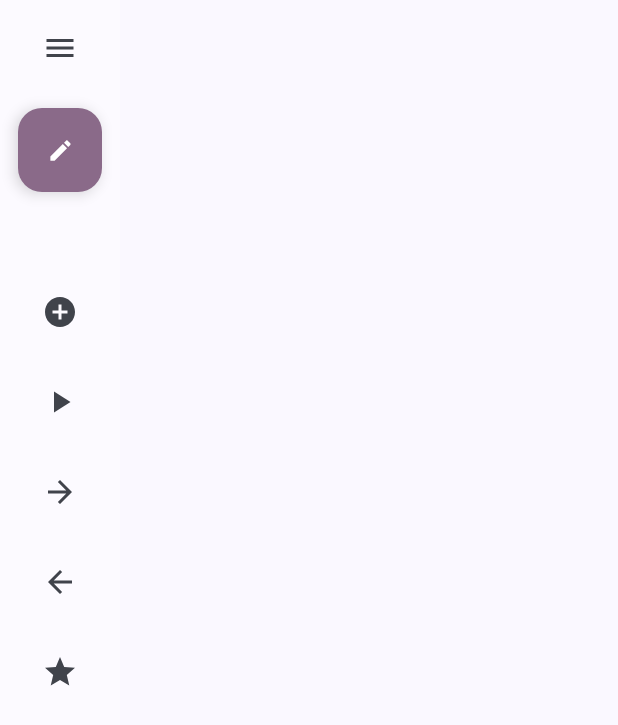
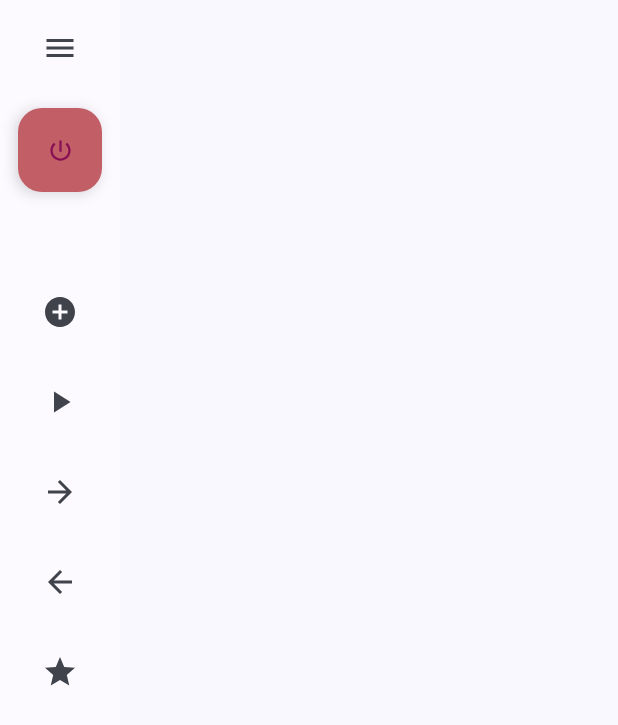
Before and after one commit to arutemu/pedalboard, an Android app built with Jetpack Compose: the composable PedalboardNavigationRail called with empty values, on a phone screen of 412 x 824 dp. Shown: the top 725 px of the screen. Run offline under Robolectric (Android 15) with nearby library versions, the phone set to English and light mode, and no system bars; 8 statements that could not run were skipped.

Commit message:
Changes: - added color change and icon on FAB - also f*cked up text colors on Plugin Cards

```diff
--- a/app/src/main/java/com/mukuro/pedalboard/ui/navigation/PedalboardNavigationActions.kt
+++ b/app/src/main/java/com/mukuro/pedalboard/ui/navigation/PedalboardNavigationActions.kt
@@ -18,6 +18,7 @@ object PedalboardRoute {
     const val PRESETS = "Presets"
     const val RECORDED = "Recorded"
     const val DRUMS = "Drums"
+    //const val POWER = "Power"
 }
 
 data class PedalboardTopLevelDestination(
--- a/app/src/main/java/com/mukuro/pedalboard/ui/navigation/PedalboardNavigationComponents.kt
+++ b/app/src/main/java/com/mukuro/pedalboard/ui/navigation/PedalboardNavigationComponents.kt
@@ -3,7 +3,9 @@
 // TODO -
 package com.mukuro.pedalboard.ui.navigation
 
+import android.content.res.Resources
 import androidx.activity.compose.BackHandler
+import androidx.compose.animation.animateColorAsState
 import androidx.compose.foundation.background
 import androidx.compose.foundation.layout.Arrangement
 import androidx.compose.foundation.layout.Column
@@ -24,6 +26,8 @@ import androidx.compose.material.icons.Icons
 import androidx.compose.material.icons.filled.Edit
 import androidx.compose.material.icons.filled.Menu
 import androidx.compose.material.icons.filled.MenuOpen
+import androidx.compose.material.icons.filled.Power
+import androidx.compose.material.icons.filled.PowerSettingsNew
 import androidx.compose.material.icons.filled.PushPin
 import androidx.compose.material3.ExperimentalMaterial3Api
 import androidx.compose.material3.ExtendedFloatingActionButton
@@ -46,9 +50,12 @@ import androidx.compose.material3.Text
 import androidx.compose.material3.TopAppBarDefaults
 import androidx.compose.material3.rememberDrawerState
 import androidx.compose.runtime.Composable
+import androidx.compose.runtime.getValue
 import androidx.compose.runtime.mutableStateOf
 import androidx.compose.runtime.remember
 import androidx.compose.runtime.rememberCoroutineScope
+import androidx.compose.runtime.saveable.rememberSaveable
+import androidx.compose.runtime.setValue
 import androidx.compose.ui.Alignment
 import androidx.compose.ui.Modifier
 import androidx.compose.ui.geometry.Rect
@@ -66,6 +73,8 @@ import androidx.compose.ui.unit.LayoutDirection
 import androidx.compose.ui.unit.dp
 import androidx.compose.ui.unit.offset
 import com.mukuro.pedalboard.R
+import com.mukuro.pedalboard.R.color.power_on_FAB
+import com.mukuro.pedalboard.ui.theme.power_off_FAB
 import com.mukuro.pedalboard.ui.utils.PedalboardNavigationContentPosition
 import kotlinx.coroutines.launch
 
@@ -82,6 +91,8 @@ fun PedalboardNavigationRail(
         // May insert header  here // header =
         containerColor = MaterialTheme.colorScheme.inverseOnSurface
     ) {
+        // TODO - connect powerOn to actual engine start
+        var powerOn: Boolean by rememberSaveable { mutableStateOf(false) }
         // TODO remove custom nav rail positioning when NavRail component supports it. ticket : b/232495216
         Layout(
             modifier = Modifier.widthIn(max = 80.dp),
@@ -108,16 +119,19 @@ fun PedalboardNavigationRail(
                             )
                         }
                     )
+                    val fabColor by animateColorAsState(if (powerOn) Color(0xFF5EC281) else Color(0xffc25e66), label = "Power State")
+                    val iconColor by animateColorAsState(if (powerOn) Color(0xcc00643b) else Color(0xff871055), label = "Power State")
                     FloatingActionButton(
-                        onClick = { /*TODO*/ },
+                        onClick = { powerOn = !powerOn },
                         modifier = Modifier.padding(top = 8.dp, bottom = 32.dp),
-                        containerColor = MaterialTheme.colorScheme.tertiaryContainer,
+                        containerColor = fabColor, //MaterialTheme.colorScheme.tertiaryContainer,
                         contentColor = MaterialTheme.colorScheme.onTertiaryContainer
                     ) {
                         Icon(
-                            imageVector = Icons.Default.Edit,
-                            contentDescription = stringResource(id = R.string.edit),
-                            modifier = Modifier.size(18.dp)
+                            imageVector = Icons.Default.PowerSettingsNew,
+                            contentDescription = stringResource(id = R.string.power),
+                            modifier = Modifier.size(18.dp),
+                            tint = iconColor
                         )
                     }
                     Spacer(Modifier.height(8.dp)) // NavigationRailHeaderPadding
--- a/app/src/main/java/com/mukuro/pedalboard/ui/theme/Color.kt
+++ b/app/src/main/java/com/mukuro/pedalboard/ui/theme/Color.kt
@@ -9,3 +9,8 @@ val Pink80 = Color(0xFFEFB8C8)
 val Purple40 = Color(0xFF6650a4)
 val PurpleGrey40 = Color(0xFF625b71)
 val Pink40 = Color(0xFF7D5260)
+
+val power_on_FAB = Color(0xFF5EC281)
+val power_off_FAB = Color(0xffc25e66)
+val power_on_icon_FAB = Color(0xff5b8e24)
+val power_off_icon_FAB = Color(0xff845682)
--- a/app/src/main/res/values/colors.xml
+++ b/app/src/main/res/values/colors.xml
@@ -7,4 +7,9 @@
     <color name="teal_700">#FF018786</color>
     <color name="black">#FF000000</color>
     <color name="white">#FFFFFFFF</color>
+
+    <color name="power_on_FAB">#5EC281</color>
+    <color name="power_off_FAB">#C25E66</color>
+    <color name="power_on_FAB_icon">#5B8124</color>
+    <color name="power_off_FAB_icon">#845682</color>
 </resources>
--- a/app/src/main/res/values/strings.xml
+++ b/app/src/main/res/values/strings.xml
@@ -18,6 +18,7 @@
     <string name="Close">Close</string>
 
     <string name="edit">Edit</string>
+    <string name="power">Power</string>
     <string name="compose">Compose</string>
 
     <string name="empty_screen_title">Screen under construction</string>
```
